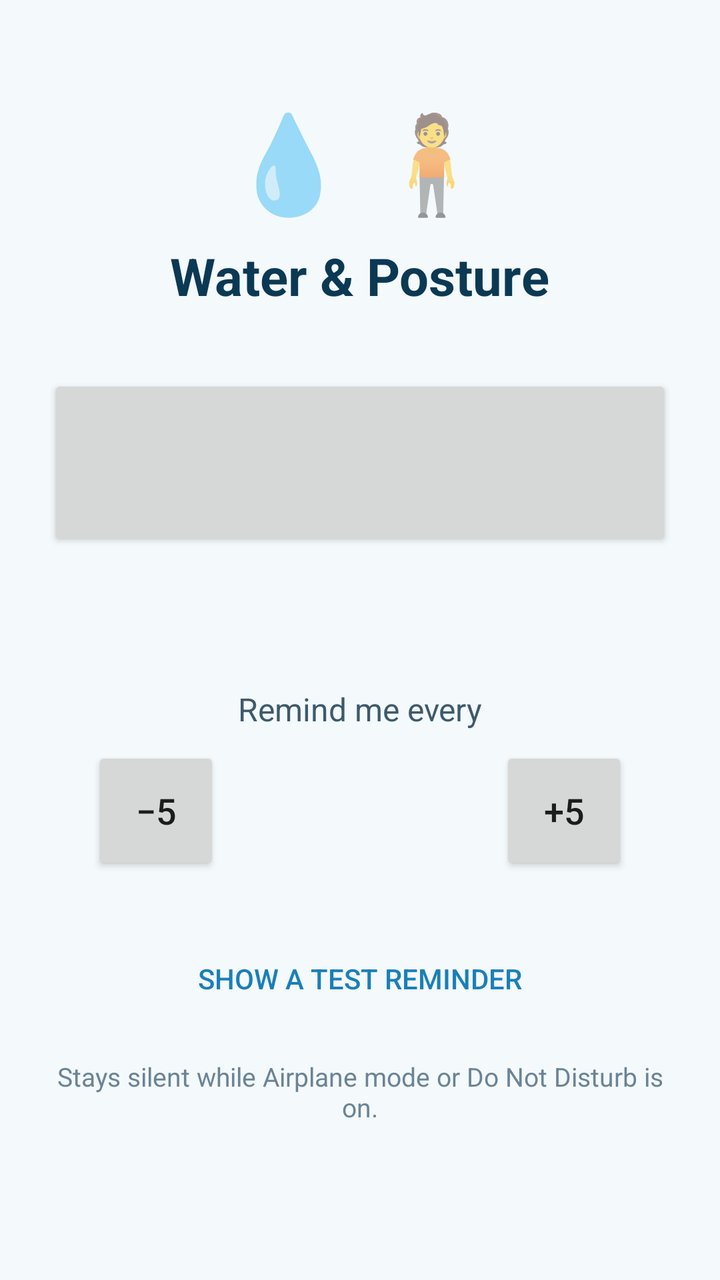
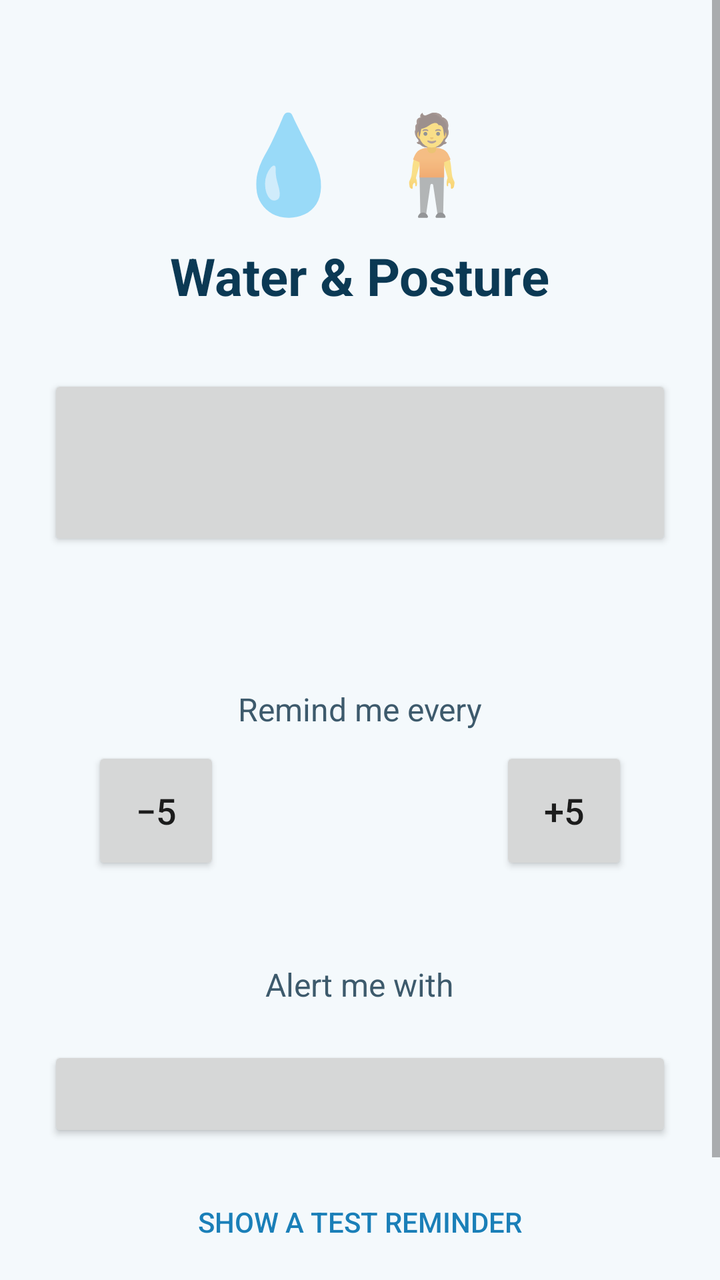

An Android layout rendered at two revisions. The XML below is the earlier revision; the diff shows what the commit changed to produce the second picture.
<!-- AndroidManifest.xml: application theme AppTheme -->
<!-- res/layout/activity_main.xml -->
<?xml version="1.0" encoding="utf-8"?>
<ScrollView xmlns:android="http://schemas.android.com/apk/res/android"
    android:layout_width="match_parent"
    android:layout_height="match_parent"
    android:background="#F4F9FC">

    <LinearLayout
        android:layout_width="match_parent"
        android:layout_height="wrap_content"
        android:orientation="vertical"
        android:gravity="center_horizontal"
        android:padding="24dp">

        <TextView
            android:layout_width="wrap_content"
            android:layout_height="wrap_content"
            android:text="💧 🧍"
            android:textSize="48sp"
            android:layout_marginTop="24dp" />

        <TextView
            android:layout_width="wrap_content"
            android:layout_height="wrap_content"
            android:text="Water &amp; Posture"
            android:textSize="26sp"
            android:textStyle="bold"
            android:textColor="#0B3954"
            android:layout_marginTop="8dp" />

        
        <Button
            android:id="@+id/toggle"
            android:layout_width="match_parent"
            android:layout_height="88dp"
            android:layout_marginTop="32dp"
            android:textSize="22sp"
            android:textStyle="bold"
            android:textColor="#FFFFFF" />

        <TextView
            android:id="@+id/status"
            android:layout_width="wrap_content"
            android:layout_height="wrap_content"
            android:layout_marginTop="12dp"
            android:textSize="15sp"
            android:textColor="#3D5A6C"
            android:gravity="center" />

        <TextView
            android:layout_width="wrap_content"
            android:layout_height="wrap_content"
            android:text="Remind me every"
            android:textSize="16sp"
            android:textColor="#3D5A6C"
            android:layout_marginTop="36dp" />

        <LinearLayout
            android:layout_width="wrap_content"
            android:layout_height="wrap_content"
            android:orientation="horizontal"
            android:gravity="center_vertical"
            android:layout_marginTop="8dp">

            <Button
                android:id="@+id/minus"
                android:layout_width="64dp"
                android:layout_height="64dp"
                android:text="−5"
                android:textSize="18sp" />

            <TextView
                android:id="@+id/interval"
                android:layout_width="140dp"
                android:layout_height="wrap_content"
                android:gravity="center"
                android:textSize="32sp"
                android:textStyle="bold"
                android:textColor="#0B3954" />

            <Button
                android:id="@+id/plus"
                android:layout_width="64dp"
                android:layout_height="64dp"
                android:text="+5"
                android:textSize="18sp" />
        </LinearLayout>

        
        <LinearLayout
            android:id="@+id/presets"
            android:layout_width="match_parent"
            android:layout_height="wrap_content"
            android:orientation="horizontal"
            android:layout_marginTop="12dp" />

        <Button
            android:id="@+id/exact"
            android:layout_width="match_parent"
            android:layout_height="wrap_content"
            android:layout_marginTop="32dp"
            android:text="Allow on-time reminders (one-time setup)"
            android:visibility="gone" />

        <Button
            android:id="@+id/test"
            style="?android:attr/borderlessButtonStyle"
            android:layout_width="wrap_content"
            android:layout_height="wrap_content"
            android:layout_marginTop="16dp"
            android:text="Show a test reminder"
            android:textColor="#1A7FB8" />

        <TextView
            android:layout_width="wrap_content"
            android:layout_height="wrap_content"
            android:layout_marginTop="16dp"
            android:text="Stays silent while Airplane mode or Do Not Disturb is on."
            android:textSize="13sp"
            android:textColor="#6B8496"
            android:gravity="center" />
    </LinearLayout>
</ScrollView>
<!-- resources referenced by this layout -->
<resources>
  <style name="AppTheme" parent="android:Theme.Material.Light.NoActionBar">
          <item name="android:statusBarColor">#F4F9FC</item>
          <item name="android:windowLightStatusBar">true</item>
          <item name="android:colorAccent">#1A7FB8</item>
      </style>
</resources>

<!-- the commit's change to res/layout/activity_main.xml (unified diff, before → after) -->
@@ -93,6 +93,29 @@
             android:orientation="horizontal"
             android:layout_marginTop="12dp" />
 
+        <TextView
+            android:layout_width="wrap_content"
+            android:layout_height="wrap_content"
+            android:text="Alert me with"
+            android:textSize="16sp"
+            android:textColor="#3D5A6C"
+            android:layout_marginTop="32dp" />
+
+        
+        <LinearLayout
+            android:id="@+id/alertModes"
+            android:layout_width="match_parent"
+            android:layout_height="wrap_content"
+            android:orientation="horizontal"
+            android:layout_marginTop="8dp" />
+
+        <Button
+            android:id="@+id/repeat"
+            android:layout_width="match_parent"
+            android:layout_height="wrap_content"
+            android:layout_marginTop="12dp"
+            android:textSize="15sp" />
+
         <Button
             android:id="@+id/exact"
             android:layout_width="match_parent"
